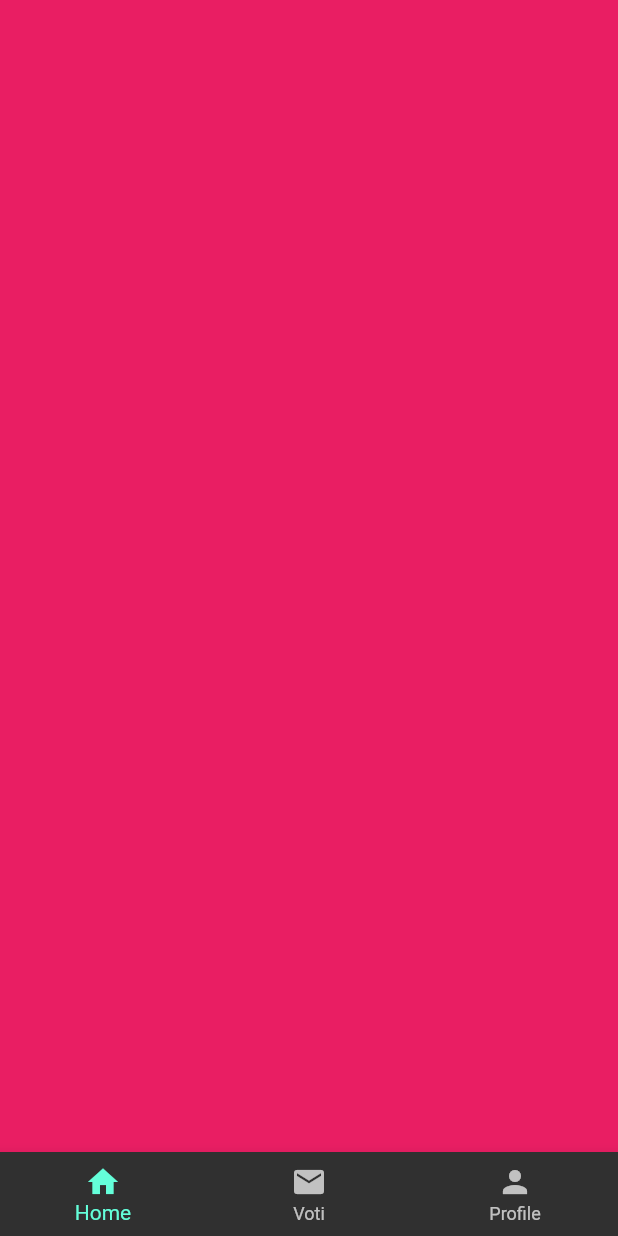
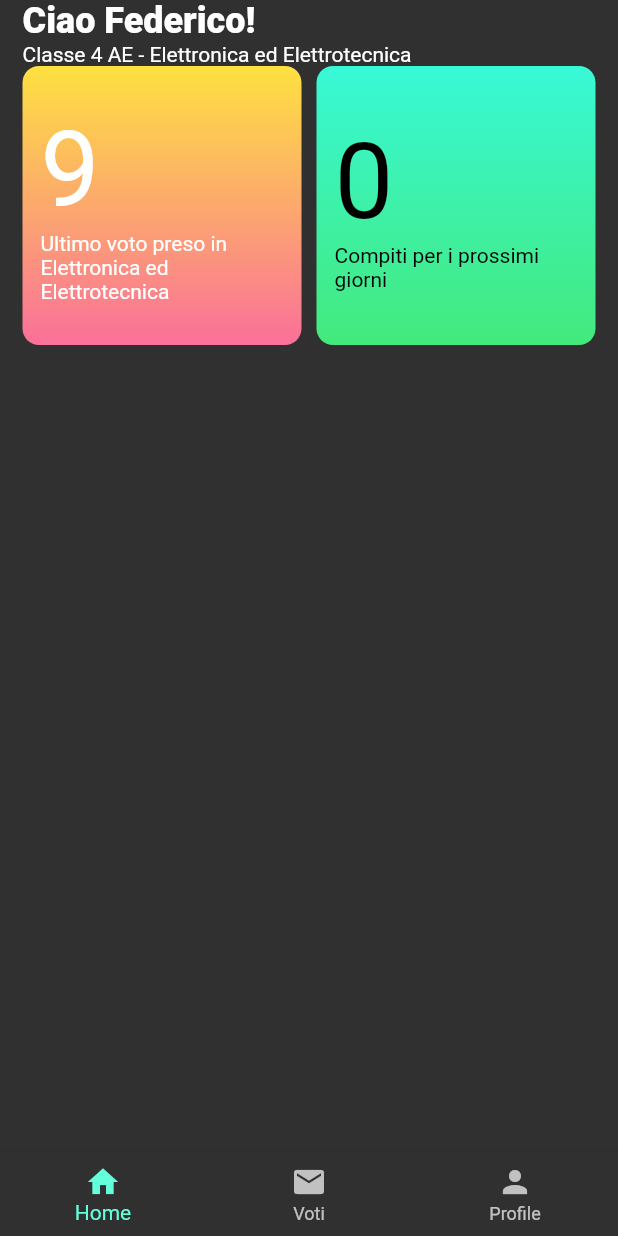
Before and after one commit to is-sobrero/mySobrero, a Flutter app: the HomeScreen screen opened directly, on a phone screen of 412 x 824 dp. Run offline on Flutter 3.47's test engine with Material 2 defaults, Android fonts, the phone set to English and light mode, and no system bars.

Commit message:
UI main iniziata (solo mockup)

```diff
--- a/lib/home.dart
+++ b/lib/home.dart
@@ -1,4 +1,5 @@
 import 'package:flutter/material.dart';
+import 'package:mysobrero/mainview.dart';
 
 class HomeScreen extends StatefulWidget {
 
@@ -31,9 +32,7 @@ class _HomeState extends State<HomeScreen> {
           });
         },
         children: <Widget>[
-          Container(
-            color: Colors.pink,
-          ),
+          Mainview(),
           Container(
             color: Colors.cyan,
           ),
--- a/lib/main.dart
+++ b/lib/main.dart
@@ -54,10 +54,10 @@ class _AppLoginState extends State<AppLogin> {
   final pwrdController = TextEditingController();
 
   final Shader sobreroGradient = LinearGradient(
-    begin: FractionalOffset.topLeft,
+    begin: FractionalOffset.topRight,
     end: FractionalOffset.bottomRight,
     colors: <Color>[Color(0xFF0287d1), Color(0xFF0335ff)],
-  ).createShader(Rect.fromLTWH(0.0, 0.0, 200.0, 70.0));
+  ).createShader(Rect.fromLTWH(0.0, 0.0, 200.0, 30.0));
 
   var isLoginVisible = true;
 
@@ -71,9 +71,6 @@ class _AppLoginState extends State<AppLogin> {
     final responseHTTP = await http.get(url, headers: headers);
     Map responseMap = jsonDecode(responseHTTP.body);
     var response = reAPI.fromJson(responseMap);
-    setState(() {
-      isLoginVisible = true;
-    });
     if (response.status.code == 0){
       print(response.user.nome);
       Navigator.push(
@@ -81,6 +78,9 @@ class _AppLoginState extends State<AppLogin> {
         MaterialPageRoute(builder: (context) => HomeScreen()),
       );
     } else {
+      setState(() {
+        isLoginVisible = true;
+      });
       showDialog(
         context: context,
         builder: (BuildContext context) {
--- /dev/null
+++ b/lib/mainview.dart
@@ -0,0 +1,123 @@
+import 'package:flutter/material.dart';
+
+class Mainview extends StatefulWidget {
+  @override
+  _Mainview createState() => _Mainview();
+}
+
+class _Mainview extends State<Mainview> {
+  @override
+  Widget build(BuildContext context) {
+    return SingleChildScrollView(
+      child: SafeArea(
+        child: Padding(
+          padding: const EdgeInsets.fromLTRB(15, 0, 15, 0),
+          child: Column(
+            crossAxisAlignment: CrossAxisAlignment.start,
+            children: <Widget>[
+              Text(
+                'Ciao Federico!',
+                  style: TextStyle(
+                    fontWeight: FontWeight.w900,
+                    fontSize: 24,
+                  ),
+              ),
+              Text('Classe 4 AE - Elettronica ed Elettrotecnica',),
+              Row(
+                children: <Widget>[
+                  Expanded(
+                    child: Padding(
+                      padding: const EdgeInsets.only(right: 5),
+                      child: AspectRatio(
+                        aspectRatio: 1,
+                        child: Container(
+                          decoration: new BoxDecoration(
+                            borderRadius: BorderRadius.all(Radius.circular(11)),
+                            gradient: LinearGradient(
+                              begin: FractionalOffset.topRight,
+                              end: FractionalOffset.bottomRight,
+                              colors: <Color>[Color(0xFFfee140), Color(0xFFfa709a)],
+                            )
+
+                          )
+                          ,
+                          child: Padding(
+                            padding: const EdgeInsets.all(12.0),
+                            child: Column(
+                              mainAxisAlignment: MainAxisAlignment.center,
+                              crossAxisAlignment: CrossAxisAlignment.start,
+                              children: <Widget>[
+                                Text(
+                                    "9",
+                                  style: new TextStyle(
+                                    fontSize: 70,
+                                    color: Color(0xFFFFFFFF)
+                                  ),
+                                ),
+                                Text(
+                                    "Ultimo voto preso in Elettronica ed Elettrotecnica",
+                                    style: new TextStyle(
+                                        color: Color(0xFFFFFFFF)
+                                    ),
+                                )
+                              ],
+                            ),
+                          ),
+                        ),
+                      ),
+                    ),
+                    flex: 1,
+                  ),
+                  Expanded(
+                    child: Padding(
+                      padding: const EdgeInsets.only(left: 5),
+                      child: AspectRatio(
+                        aspectRatio: 1,
+                        child: Container(
+                          decoration: new BoxDecoration(
+                              borderRadius: BorderRadius.all(Radius.circular(11)),
+                              gradient: LinearGradient(
+                                begin: FractionalOffset.topRight,
+                                end: FractionalOffset.bottomRight,
+                                colors: <Color>[Color(0xFF38f9d7), Color(0xFF43e97b)],
+                              )
+
+                          )
+                          ,
+                          child: Padding(
+                            padding: const EdgeInsets.all(12.0),
+                            child: Column(
+                              mainAxisAlignment: MainAxisAlignment.center,
+                              crossAxisAlignment: CrossAxisAlignment.start,
+                              children: <Widget>[
+                                Text(
+                                  "0",
+                                  style: new TextStyle(
+                                    fontSize: 70,
+                                    color: Color(0xFF000000)
+                                  ),
+                                ),
+                                Text(
+                                    "Compiti per i prossimi giorni",
+                                    style: new TextStyle(
+                                        color: Color(0xFF000000)
+                                    ),
+                                )
+                              ],
+                            ),
+                          ),
+                        ),
+                      ),
+                    ),
+                    flex: 1,
+                  ),
+
+                ],
+              ),
+            ],
+          ),
+        ),
+      ),
+    );
+  }
+}
```
Also changed, not shown: lib/voti.dart (added).
